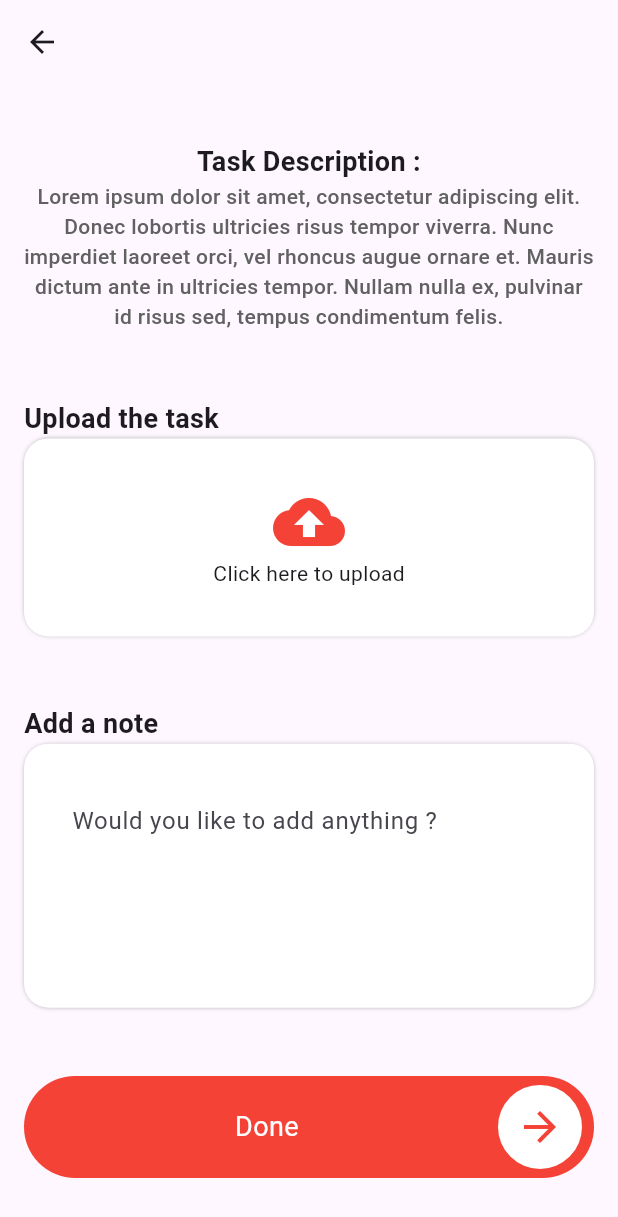
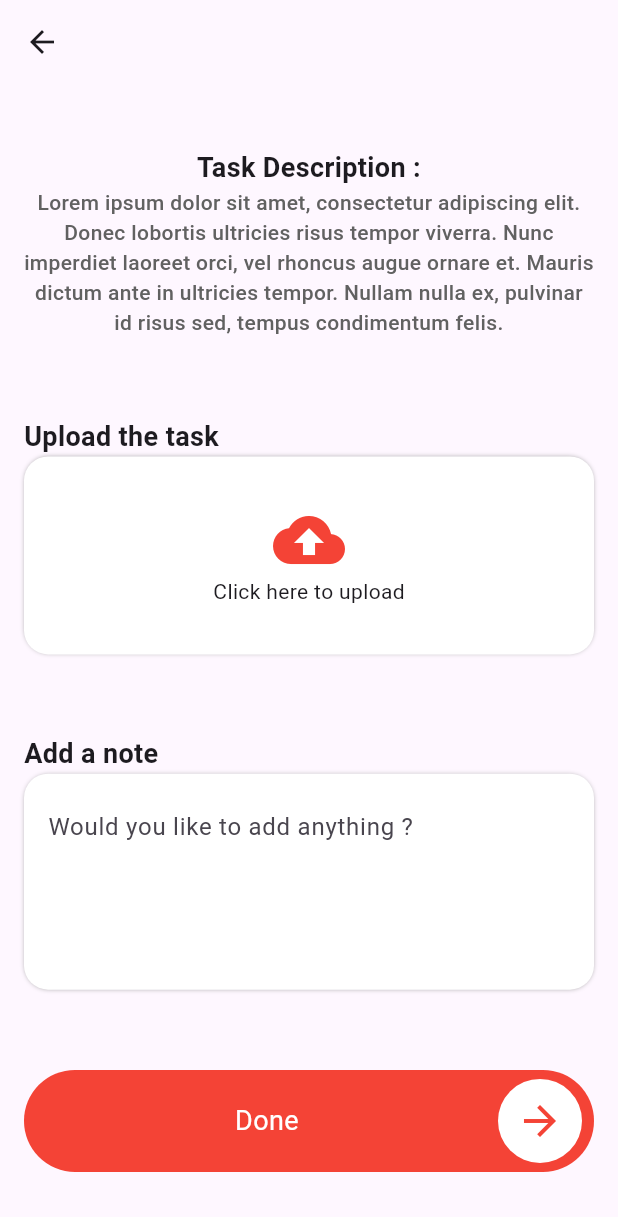
Before and after one commit to Eslam99Emam/Greenovate, a Flutter app: the QuizTask screen opened by its route, on a phone screen of 412 x 824 dp. Shown: the top 1217 px of the screen. Run offline on Flutter 3.47's test engine with Material 3 defaults, Android fonts, the phone set to English and light mode, and no system bars; our stand-ins replace fl_chart, flutter_svg, image_picker; missing offline and left inert: container_tab_indicator.

Commit message:
part1 v2

```diff
--- a/project/lib/quizes.dart
+++ b/project/lib/quizes.dart
@@ -718,7 +718,7 @@ class _QuizTaskState extends State<QuizTask> {
                     style:
                         TextStyle(fontSize: 18, fontWeight: FontWeight.w600)),
                 Container(
-                  padding: EdgeInsets.all(32.0),
+                  padding: EdgeInsets.all(16.0),
                   decoration: BoxDecoration(
                       color: Colors.white,
                       borderRadius: BorderRadius.circular(16.0),
```
